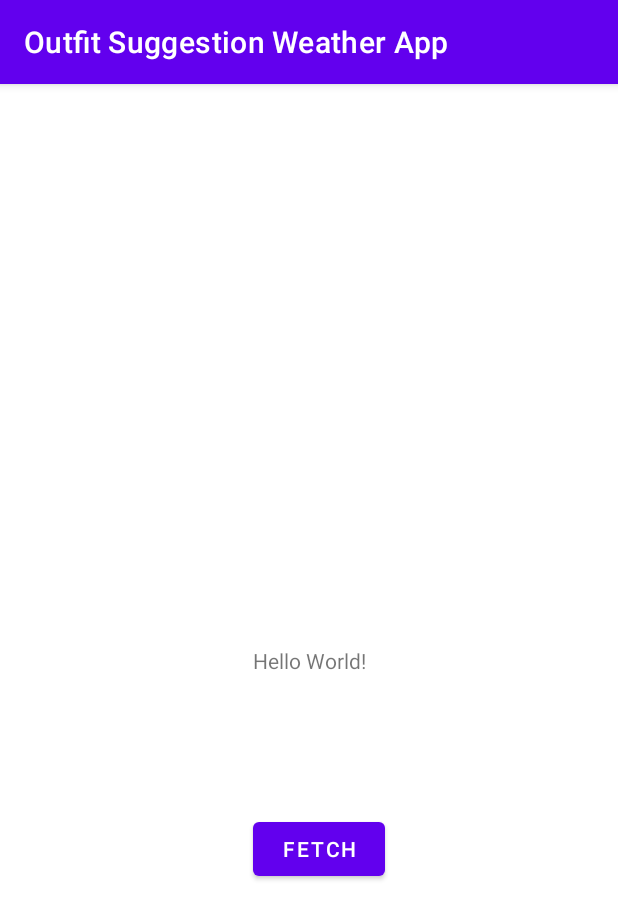
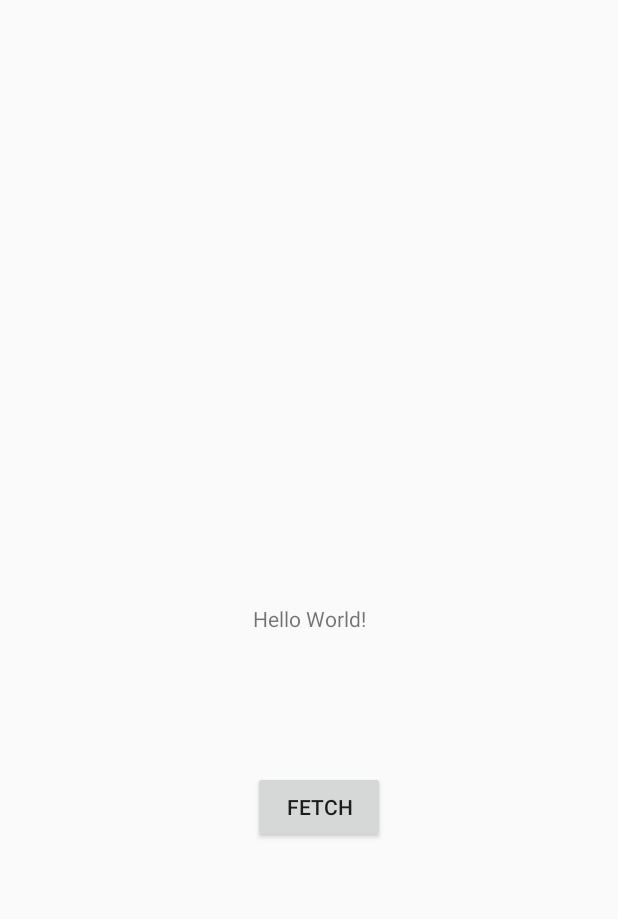
Before and after one commit to RehabFakhry/Outfit-Suggestion-Weather-App, an Android app: the screen it shows after launch (MainActivity), on a phone screen of 412 x 824 dp. Shown: the top 919 px of the screen. Run offline under Robolectric (Android 15) with nearby library versions, the phone set to English and light mode, and no system bars.

Commit message:
change themes and add needed colors

```diff
--- a/app/src/main/res/values-night/themes.xml
+++ b/app/src/main/res/values-night/themes.xml
@@ -1,8 +1,8 @@
 <resources xmlns:tools="http://schemas.android.com/tools">
     <!-- Base application theme. -->
-    <style name="Theme.OutfitSuggestionWeatherApp" parent="Theme.MaterialComponents.DayNight.DarkActionBar">
+    <style name="Theme.OutfitSuggestionWeatherApp" parent="Theme.AppCompat.DayNight.NoActionBar">
         <!-- Primary brand color. -->
-        <item name="colorPrimary">@color/purple_200</item>
+        <item name="colorPrimary">@color/purple_600</item>
         <item name="colorPrimaryVariant">@color/purple_700</item>
         <item name="colorOnPrimary">@color/black</item>
         <!-- Secondary brand color. -->
@@ -10,7 +10,7 @@
         <item name="colorSecondaryVariant">@color/teal_200</item>
         <item name="colorOnSecondary">@color/black</item>
         <!-- Status bar color. -->
-        <item name="android:statusBarColor">?attr/colorPrimaryVariant</item>
+        <item name="android:statusBarColor">?attr/colorPrimary</item>
         <!-- Customize your theme here. -->
     </style>
 </resources>
--- a/app/src/main/res/values/colors.xml
+++ b/app/src/main/res/values/colors.xml
@@ -2,6 +2,7 @@
 <resources>
     <color name="purple_200">#FFBB86FC</color>
     <color name="purple_500">#FF6200EE</color>
+    <color name="purple_600">#DE629FFF</color>
     <color name="purple_700">#FF3700B3</color>
     <color name="teal_200">#FF03DAC5</color>
     <color name="teal_700">#FF018786</color>
--- a/app/src/main/res/values/themes.xml
+++ b/app/src/main/res/values/themes.xml
@@ -1,8 +1,8 @@
 <resources xmlns:tools="http://schemas.android.com/tools">
     <!-- Base application theme. -->
-    <style name="Theme.OutfitSuggestionWeatherApp" parent="Theme.MaterialComponents.DayNight.DarkActionBar">
+    <style name="Theme.OutfitSuggestionWeatherApp" parent="Theme.AppCompat.DayNight.NoActionBar">
         <!-- Primary brand color. -->
-        <item name="colorPrimary">@color/purple_500</item>
+        <item name="colorPrimary">@color/purple_600</item>
         <item name="colorPrimaryVariant">@color/purple_700</item>
         <item name="colorOnPrimary">@color/white</item>
         <!-- Secondary brand color. -->
@@ -10,7 +10,7 @@
         <item name="colorSecondaryVariant">@color/teal_700</item>
         <item name="colorOnSecondary">@color/black</item>
         <!-- Status bar color. -->
-        <item name="android:statusBarColor">?attr/colorPrimaryVariant</item>
+        <item name="android:statusBarColor">?attr/colorPrimary</item>
         <!-- Customize your theme here. -->
     </style>
 </resources>
```
